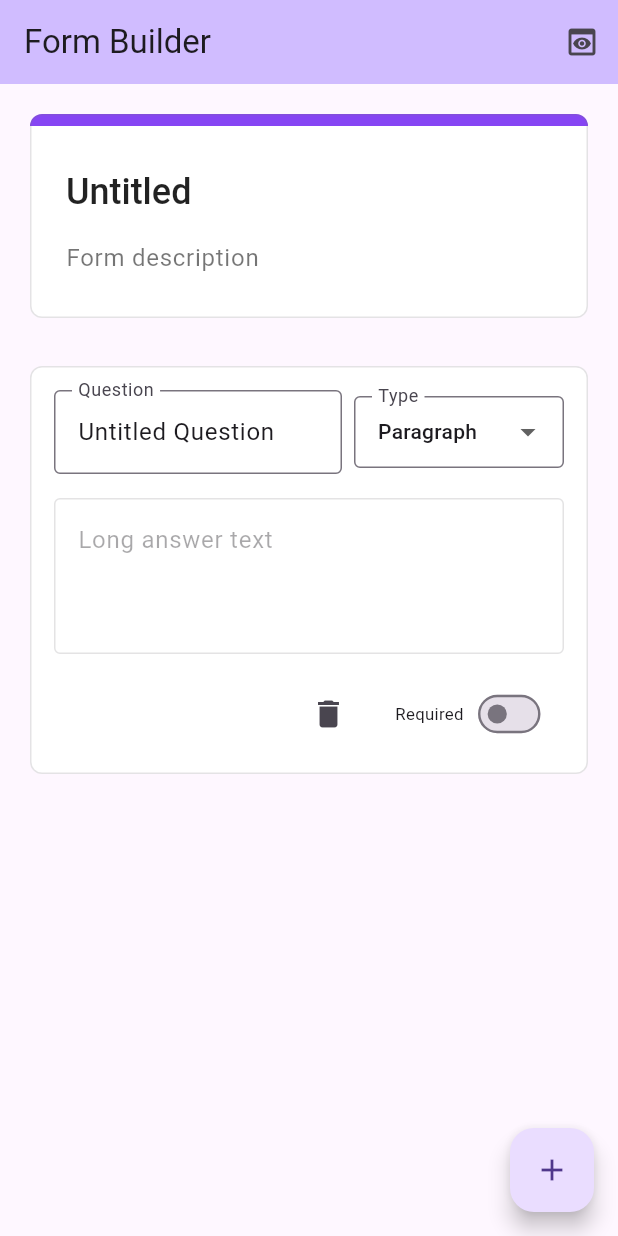
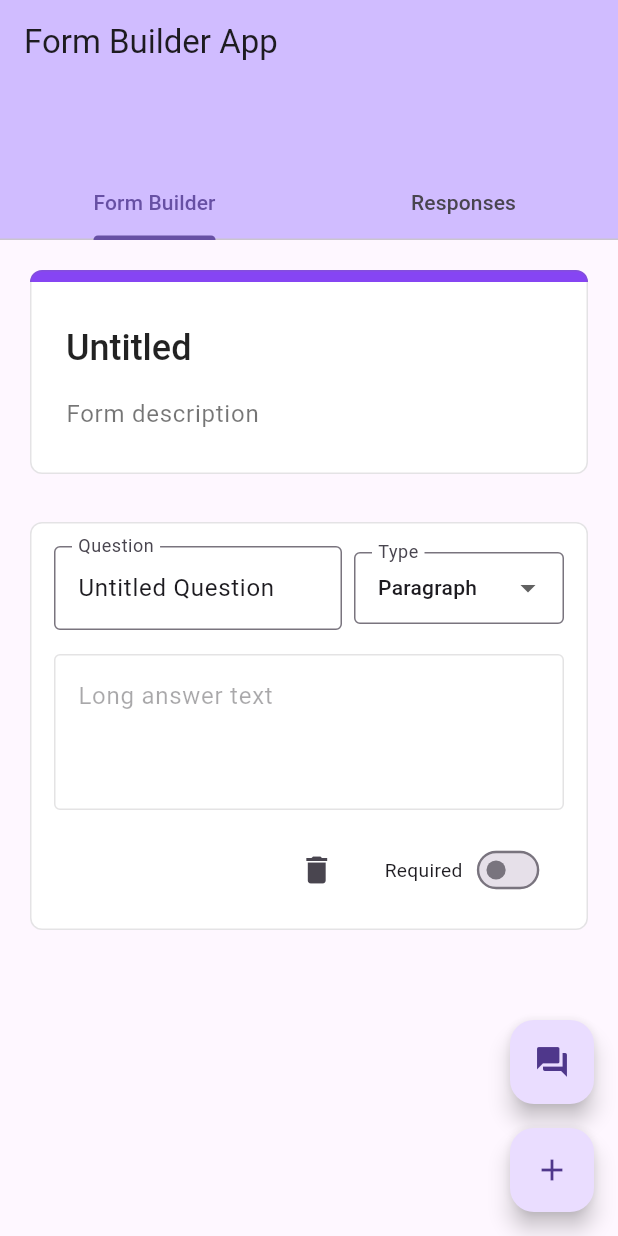
Before and after one commit to ndnam198/form-builder-app, a Flutter app: the screen it shows after launch, on a phone screen of 412 x 824 dp. Run offline on Flutter 3.47's test engine with Material 3 defaults, Android fonts, the light colour scheme and no system bars; drawn by our look-alikes of flutter_form_builder; our stand-ins replace bloc, dartx, flutter_bloc, form_builder_validators, freezed_annotation, talker; missing offline and left inert: talker_bloc_logger; generated files the repository leaves out were written again; statements that could not run were skipped.

Commit message:
test form submission and fix bug

```diff
--- a/lib/debug/debug_page.dart
+++ b/lib/debug/debug_page.dart
@@ -38,6 +38,7 @@ class _DebugPageState extends State<DebugPage> {
         isRequired: true,
       ),
       width: 600,
+      isEditing: true,
     );
   }
 
--- a/lib/form_builder/domain/form_data.dart
+++ b/lib/form_builder/domain/form_data.dart
@@ -9,8 +9,8 @@ abstract class FormData with _$FormData {
   const factory FormData({
     required String id,
     @Default(FormTitle.empty) FormTitle formTitle,
-    DateTime? createdAt,
     @Default([]) List<FormQuestion> questions,
+    DateTime? submittedAt,
   }) = _FormData;
 
   const FormData._();
--- a/lib/form_builder/view/bloc/simple_form_builder_event.dart
+++ b/lib/form_builder/view/bloc/simple_form_builder_event.dart
@@ -60,4 +60,5 @@ sealed class SimpleFormBuilderEvent with _$SimpleFormBuilderEvent {
 
   const factory SimpleFormBuilderEvent.createForm() = SimpleFormBuilderEventCreateForm;
   const factory SimpleFormBuilderEvent.togglePreview() = SimpleFormBuilderEventTogglePreview;
+  const factory SimpleFormBuilderEvent.submitForm() = SimpleFormBuilderEventSubmitForm;
 }
--- a/lib/form_builder/view/bloc/simple_form_builder_state.dart
+++ b/lib/form_builder/view/bloc/simple_form_builder_state.dart
@@ -8,6 +8,7 @@ abstract class SimpleFormBuilderState with _$SimpleFormBuilderState {
     @Default(false) bool isPreviewing,
     @Default(FormBuilderError.none) FormBuilderError error,
     @Default(false) bool isLoading,
+    @Default([]) List<FormData> responses,
   }) = _SimpleFormBuilderState;
 
   factory SimpleFormBuilderState.initial() => SimpleFormBuilderState(
@@ -15,7 +16,6 @@ abstract class SimpleFormBuilderState with _$SimpleFormBuilderState {
           FormQuestion.paragraph(
             id: generateUuid(),
             question: 'Untitled Question',
-            answer: 'Long answer text',
           ),
         ],
       );
@@ -27,5 +27,6 @@ enum FormBuilderError {
   formTitleEmpty,
   maximumChoiceExceeded,
   maximumUserChoiceExceeded,
+  requiredQuestionsNotAnswered,
   none,
 }
--- a/lib/form_builder/view/form_builder_page.dart
+++ b/lib/form_builder/view/form_builder_page.dart
@@ -6,6 +6,7 @@ import 'package:form_builder_assignment/form_builder/view/bloc/simple_form_build
 import 'package:form_builder_assignment/form_builder/view/translation.dart';
 import 'package:form_builder_assignment/form_builder/view/widgets/question_card.dart';
 import 'package:form_builder_assignment/form_builder/view/widgets/title_card.dart';
+import 'package:form_builder_assignment/utils/platform_detector.dart';
 
 class FormBuilderPage extends StatefulWidget {
   const FormBuilderPage({super.key});
@@ -19,20 +20,9 @@ class _FormBuilderPageState extends State<FormBuilderPage> {
 
   @override
   Widget build(BuildContext context) {
+    final formWidth = isMobile ? (MediaQuery.of(context).size.width - 16 * 2) : 600.0;
+
     return Scaffold(
-      appBar: AppBar(
-        title: const Text('Form Builder'),
-        actions: [
-          IconButton(
-            icon: const Icon(Icons.preview),
-            onPressed: () {
-              context.simpleFormBuilderBloc.add(
-                const SimpleFormBuilderEvent.togglePreview(),
-              );
-            },
-          ),
-        ],
-      ),
       floatingActionButton: _buildFloatingAddButton(context),
       body: BlocConsumer<SimpleFormBuilderBloc, SimpleFormBuilderState>(
         listenWhen: (previous, current) => previous.error != current.error,
@@ -47,7 +37,10 @@ class _FormBuilderPageState extends State<FormBuilderPage> {
           }
         },
         builder: (context, state) {
-          return SingleChildScrollView(
+          return Column(
+            children: [
+              Expanded(
+                child: SingleChildScrollView(
                   padding: const EdgeInsets.all(16),
                   child: Center(
                     child: FormBuilder(
@@ -68,17 +61,18 @@ class _FormBuilderPageState extends State<FormBuilderPage> {
                                 SimpleFormBuilderEvent.updateFormTitle(descrription: value),
                               );
                             },
-                      width: 600,
+                            width: formWidth,
                           ),
                           const SizedBox(height: 24),
                           ...state.questions.map(
                             (question) => SizedBox(
-                        width: 600,
+                              width: formWidth,
                               child: QuestionCard(
+                                key: ValueKey(question.id),
                                 question: question,
                                 isEditing: !state.isPreviewing,
-                          width: 600,
-                          onAddChoice: (questionId, description, isRequired) {
+                                width: formWidth,
+                                onAddChoice: (questionId, description) {
                                   context.simpleFormBuilderBloc.add(
                                     SimpleFormBuilderEvent.addChoice(
                                       questionId: questionId,
@@ -161,6 +155,23 @@ class _FormBuilderPageState extends State<FormBuilderPage> {
                       ),
                     ),
                   ),
+                ),
+              ),
+              if (state.isPreviewing)
+                Padding(
+                  padding: const EdgeInsets.all(24),
+                  child: FilledButton(
+                    onPressed: () {
+                      if (_formKey.currentState!.saveAndValidate()) {
+                        context.simpleFormBuilderBloc.add(
+                          const SimpleFormBuilderEvent.submitForm(),
+                        );
+                      }
+                    },
+                    child: const Text('Submit'),
+                  ),
+                ),
+            ],
           );
         },
       ),
@@ -171,6 +182,22 @@ class _FormBuilderPageState extends State<FormBuilderPage> {
     return Column(
       mainAxisSize: MainAxisSize.min,
       children: [
+        BlocSelector<SimpleFormBuilderBloc, SimpleFormBuilderState, bool>(
+          selector: (state) {
+            return state.isPreviewing;
+          },
+          builder: (context, isPreviewing) {
+            return FloatingActionButton(
+              child: Icon(isPreviewing ? Icons.edit : Icons.question_answer),
+              onPressed: () {
+                context.simpleFormBuilderBloc.add(
+                  const SimpleFormBuilderEvent.togglePreview(),
+                );
+              },
+            );
+          },
+        ),
+        const SizedBox(height: 16),
         FloatingActionButton(
           child: const Icon(Icons.add),
           onPressed: () {
--- a/lib/form_builder/view/form_builder_provider.dart
+++ b/lib/form_builder/view/form_builder_provider.dart
@@ -2,6 +2,7 @@ import 'package:flutter/material.dart';
 import 'package:flutter_bloc/flutter_bloc.dart';
 import 'package:form_builder_assignment/form_builder/view/bloc/simple_form_builder_bloc.dart';
 import 'package:form_builder_assignment/form_builder/view/form_builder_page.dart';
+import 'package:form_builder_assignment/form_builder/view/response_page.dart';
 
 class FormBuilderProvider extends StatelessWidget {
   const FormBuilderProvider({super.key});
@@ -10,7 +11,30 @@ class FormBuilderProvider extends StatelessWidget {
   Widget build(BuildContext context) {
     return BlocProvider(
       create: (context) => SimpleFormBuilderBloc(),
-      child: const FormBuilderPage(),
+      child: Scaffold(
+        appBar: AppBar(
+          title: const Text('Form Builder App'),
+        ),
+        body: DefaultTabController(
+          length: 2,
+          child: Scaffold(
+            appBar: AppBar(
+              bottom: const TabBar(
+                tabs: [
+                  Tab(text: 'Form Builder'),
+                  Tab(text: 'Responses'),
+                ],
+              ),
+            ),
+            body: const TabBarView(
+              children: [
+                FormBuilderPage(),
+                ResponsePage(),
+              ],
+            ),
+          ),
+        ),
+      ),
     );
   }
 }
--- /dev/null
+++ b/lib/form_builder/view/response_page.dart
@@ -0,0 +1,31 @@
+import 'package:flutter/material.dart';
+import 'package:flutter_bloc/flutter_bloc.dart';
+import 'package:form_builder_assignment/form_builder/domain/form_data.dart';
+import 'package:form_builder_assignment/form_builder/view/bloc/simple_form_builder_bloc.dart';
+
+class ResponsePage extends StatelessWidget {
+  const ResponsePage({super.key});
+
+  @override
+  Widget build(BuildContext context) {
+    return BlocSelector<SimpleFormBuilderBloc, SimpleFormBuilderState, List<FormData>>(
+      selector: (state) => state.responses,
+      builder: (context, responses) {
+        return ListView.builder(
+          padding: const EdgeInsets.all(16),
+          itemCount: responses.length,
+          itemBuilder: (context, index) {
+            final response = responses[index];
+            return Padding(
+              padding: const EdgeInsets.only(bottom: 16),
+              child: ExpansionTile(
+                title: Text(response.formTitle.name),
+                subtitle: Text('Submitted at: ${response.submittedAt!.toLocal()}'),
+              ),
+            );
+          },
+        );
+      },
+    );
+  }
+}
--- a/lib/form_builder/view/translation.dart
+++ b/lib/form_builder/view/translation.dart
@@ -18,6 +18,7 @@ extension FormBuilderErrorTranslation on FormBuilderError {
       FormBuilderError.formTitleEmpty => 'Form title cannot be empty',
       FormBuilderError.maximumChoiceExceeded => 'Maximum number of choices reached',
       FormBuilderError.maximumUserChoiceExceeded => 'Only one "Other" option is allowed',
+      FormBuilderError.requiredQuestionsNotAnswered => 'Please answer all required questions',
       FormBuilderError.none => '',
     };
   }
--- a/lib/form_builder/view/widgets/title_card.dart
+++ b/lib/form_builder/view/widgets/title_card.dart
@@ -64,11 +64,6 @@ class _TitleCardState extends State<TitleCard> {
                 width: 8,
                 color: AC.purple,
               ),
-              // left: Focus.of(context).hasFocus
-              //     ? const BorderSide(
-              //         color: Color(0xff0084ff),
-              //       )
-              //     : BorderSide.none,
             ),
           ),
           child: Padding(
@@ -76,8 +71,8 @@ class _TitleCardState extends State<TitleCard> {
             child: Column(
               crossAxisAlignment: CrossAxisAlignment.start,
               children: [
-                if (widget.isEditing)
                 TextField(
+                  enabled: widget.isEditing,
                   controller: _titleController,
                   onChanged: widget.onTitleChanged,
                   onSubmitted: widget.onTitleChanged,
@@ -92,18 +87,10 @@ class _TitleCardState extends State<TitleCard> {
                     border: InputBorder.none,
                     isDense: true,
                   ),
-                  )
-                else
-                  Text(
-                    widget.title,
-                    style: Theme.of(context).textTheme.headlineSmall?.copyWith(
-                          color: Colors.black87,
-                          fontWeight: FontWeight.w500,
-                        ),
                 ),
                 const SizedBox(height: 8),
-                if (widget.isEditing)
                 TextField(
+                  enabled: widget.isEditing,
                   controller: _descriptionController,
                   onChanged: widget.onDescriptionChanged,
                   onSubmitted: widget.onDescriptionChanged,
@@ -117,13 +104,6 @@ class _TitleCardState extends State<TitleCard> {
                     border: InputBorder.none,
                     isDense: true,
                   ),
-                  )
-                else
-                  Text(
-                    widget.description,
-                    style: Theme.of(context).textTheme.bodyLarge?.copyWith(
-                          color: Colors.black54,
-                        ),
                 ),
               ],
             ),
```
Also changed, not shown: lib/form_builder/view/bloc/simple_form_builder_bloc.dart (+57 -11 lines), lib/form_builder/view/widgets/question_card.dart (+58 -52 lines), lib/main_development.dart (+9 -1 lines), lib/utils/platform_detector.dart (added, +11 -0 lines), lib/form_builder/domain/form_data.freezed.dart, lib/form_builder/view/bloc/simple_form_builder_bloc.freezed.dart. Lines whose indentation alone changed are shown as unchanged.
